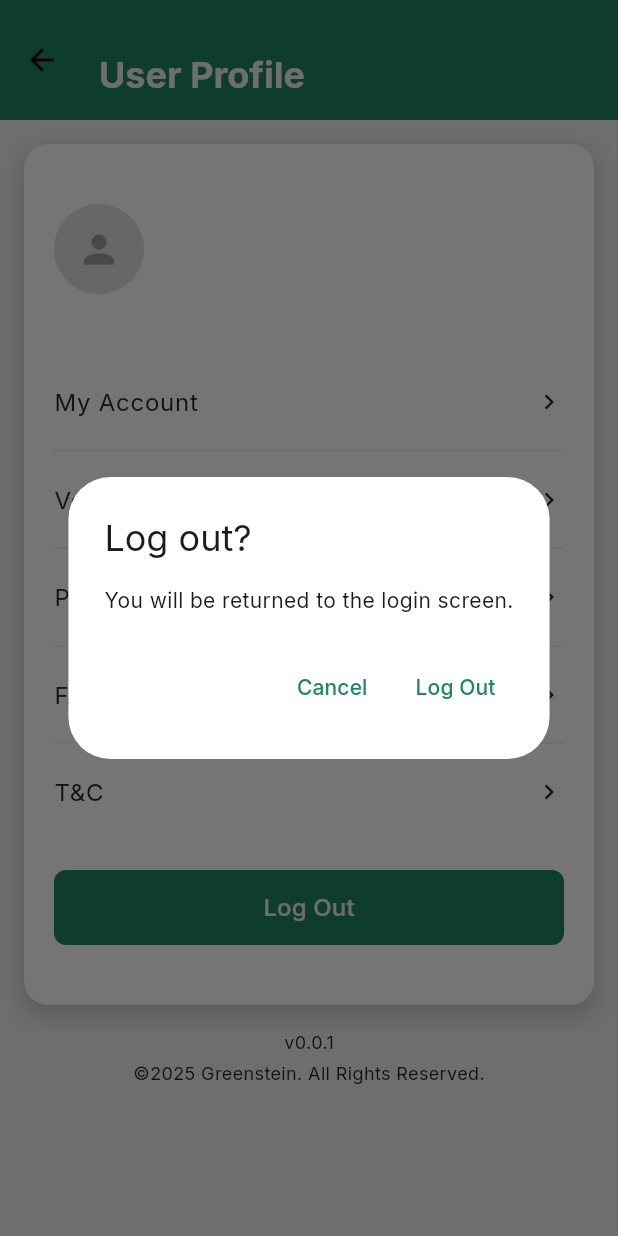
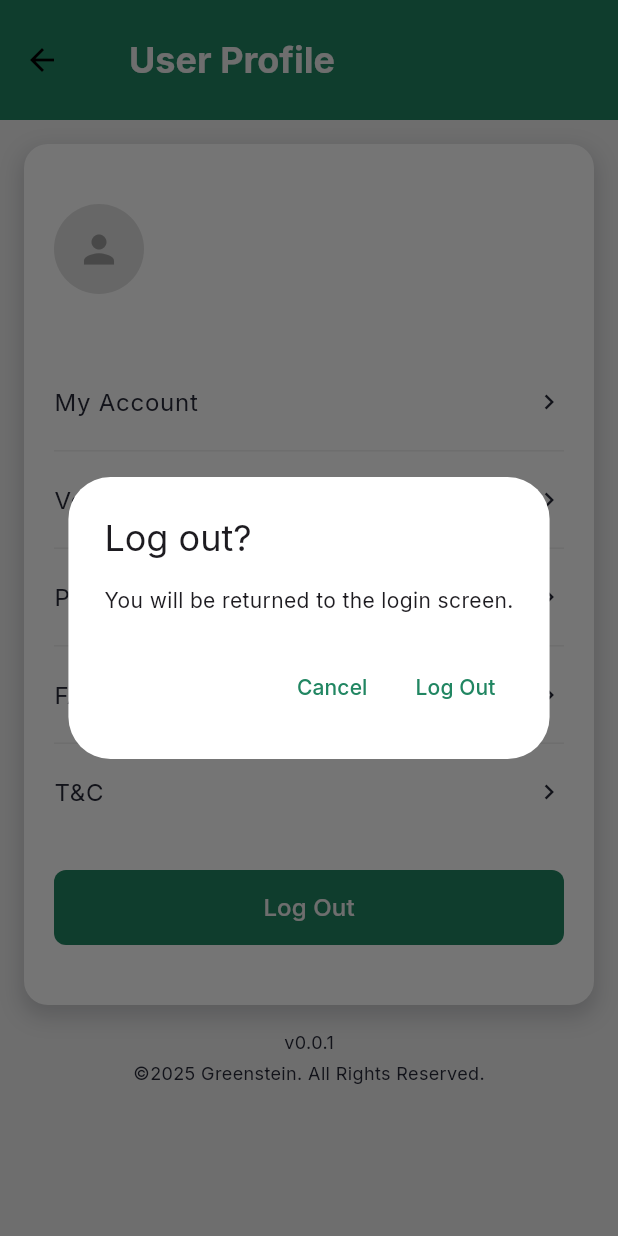
Before and after one commit to Bananacjc/mobile_app_assignment, a Flutter app: the ProfileView screen opened directly, after a tap on "Log Out", on a phone screen of 412 x 824 dp. Run offline on Flutter 3.47's test engine with Material 3 defaults, Android fonts, the phone set to English and light mode, and no system bars; our stand-ins replace cloud_firestore, dio, firebase_auth, firebase_core, flutter_dotenv, google_fonts and 4 more; missing offline and left inert: bcrypt, flutter_stripe; accounts and stored records are empty; generated files the repository leaves out were written again; network calls fail.

Commit message:
service_item.dart

```diff
--- a/lib/services/auth_service.dart
+++ b/lib/services/auth_service.dart
@@ -92,12 +92,14 @@ class AuthService {
     await _auth.signOut();
     await GoogleSignIn().signOut();
 
-        // Clear global user
+    // Clear global user
     GlobalUser.logout();
 
     // Clear saved credentials
     final prefs = await SharedPreferences.getInstance();
     await prefs.remove('saved_email');
     await prefs.remove('saved_password');
+    await prefs.setBool("rememberMe", false);
+
   }
 }
--- a/lib/view/login_view.dart
+++ b/lib/view/login_view.dart
@@ -34,14 +34,15 @@ class _LoginViewState extends State<LoginView> {
     final prefs = await SharedPreferences.getInstance();
     final savedEmail = prefs.getString('saved_email');
     final savedPassword = prefs.getString('saved_password');
+    final rememberMe = prefs.getBool("rememberMe");
 
-    if (savedEmail == null || savedPassword == null) {
+    if (rememberMe! || savedEmail != null || savedPassword != null) {
       // ❌ No remember me → force logout
       await FirebaseAuth.instance.signOut();
     } else {
       // ✅ Remember me checked → pre-fill fields
-      _emailController.text = savedEmail;
-      _passwordController.text = savedPassword;
+      _emailController.text = savedEmail!;
+      _passwordController.text = savedPassword!;
       _rememberMe = true;
       await _loginWithEmail();
     }
@@ -112,9 +113,11 @@ class _LoginViewState extends State<LoginView> {
         if (_rememberMe) {
           await prefs.setString('saved_email', email);
           await prefs.setString('saved_password', password);
+          await prefs.setBool("rememberMe", true);
         } else {
           await prefs.remove('saved_email');
           await prefs.remove('saved_password');
+          await prefs.setBool("rememberMe", false);
         }
 
         Navigator.of(context).pushAndRemoveUntil(
--- a/lib/view/profile_view.dart
+++ b/lib/view/profile_view.dart
@@ -1,13 +1,16 @@
+import 'dart:io';
 import 'package:flutter/material.dart';
+import 'package:mobile_app_assignment/view/vehicle_view.dart';
+import 'package:provider/provider.dart';
 import 'package:shared_preferences/shared_preferences.dart';
-import 'package:provider/provider.dart';
 
 import '../model/global_user.dart';
 import '../services/auth_service.dart';
 import '../view/login_view.dart';
 import '../core/theme/app_colors.dart';
-import '../view/vehicle_view.dart';
 import '../provider/navigation_provider.dart';
+import 'account_view.dart';
+import '../services/sqlite_service.dart';
 
 class ProfileView extends StatefulWidget {
   const ProfileView({super.key});
@@ -19,6 +22,9 @@ class ProfileView extends StatefulWidget {
 class _ProfileViewState extends State<ProfileView> {
   String _name = "Loading...";
   String _email = "Loading...";
+  File? _profileImage;
+
+  final SQLiteService _sqliteService = SQLiteService();
 
   @override
   void initState() {
@@ -27,10 +33,29 @@ class _ProfileViewState extends State<ProfileView> {
   }
 
   Future<void> _loadUserData() async {
-    setState(() {
-      _name = "${GlobalUser.user?.displayName ?? 'Guest'}";
-      _email = "${GlobalUser.user?.email ?? 'No Email'}";
-    });
+    final user = GlobalUser.user;
+    final _auth = AuthService();
+    if (user != null) {
+      // Ensure row exists in SQLite
+      await _sqliteService.insertUserIfNotExists(user.uid, user.email ?? '');
+
+      setState(() {
+        _name = user.displayName ?? "Guest";
+        _email = user.email ?? "No Email";
+      });
+
+      // Load profile picture from SQLite
+      final dbUser = await _sqliteService.getUserById(user.uid);
+      if (dbUser != null && dbUser['profile_picture'] != null) {
+        setState(() {
+          _profileImage = File(dbUser['profile_picture']);
+        });
+      } else {
+        setState(() {
+          _profileImage = null;
+        });
+      }
+    }
   }
 
   @override
@@ -47,8 +72,9 @@ class _ProfileViewState extends State<ProfileView> {
           backgroundColor: AppColor.primaryGreen,
           toolbarHeight: 80,
           titleSpacing: 0,
+          leadingWidth: 56,
           title: const Padding(
-            padding: EdgeInsets.only(left: 10, top: 20),
+            padding: EdgeInsets.only(left: 30),
             child: Text(
               "User Profile",
               style: TextStyle(
@@ -82,7 +108,7 @@ class _ProfileViewState extends State<ProfileView> {
               child: Column(
                 crossAxisAlignment: CrossAxisAlignment.stretch,
                 children: [
-                  // Header
+                  // Header with profile picture
                   Padding(
                     padding: const EdgeInsets.all(20.0),
                     child: Row(
@@ -93,12 +119,20 @@ class _ProfileViewState extends State<ProfileView> {
                           decoration: BoxDecoration(
                             borderRadius: BorderRadius.circular(30),
                             color: Colors.grey[300],
+                            image: _profileImage != null
+                                ? DecorationImage(
+                                    image: FileImage(_profileImage!),
+                                    fit: BoxFit.cover,
+                                  )
+                                : null,
                           ),
-                          child: const Icon(
-                            Icons.person,
-                            size: 30,
-                            color: Colors.grey,
-                          ),
+                          child: _profileImage == null
+                              ? const Icon(
+                                  Icons.person,
+                                  size: 30,
+                                  color: Colors.grey,
+                                )
+                              : null,
                         ),
                         const SizedBox(width: 15),
                         Expanded(
@@ -130,7 +164,13 @@ class _ProfileViewState extends State<ProfileView> {
 
                   const SizedBox(height: 20),
 
-                  _buildMenuItem('My Account', Icons.chevron_right),
+                  _buildMenuItem(
+                    'My Account',
+                    Icons.chevron_right,
+                    onTap: () {
+                      navigationProvider.showFullPageContent(AccountView());
+                    },
+                  ),
                   _buildDivider(),
 
                   // VEHICLE —> open full-page VehicleView
@@ -180,22 +220,16 @@ class _ProfileViewState extends State<ProfileView> {
                           if (confirm != true) return;
 
                           try {
+                            // Sign out from Firebase
                             await AuthService().signOut();
 
-                            // Clear saved credentials
-                            final prefs = await SharedPreferences.getInstance();
-                            await prefs.remove('saved_email');
-                            await prefs.remove('saved_password');
-
                             if (!context.mounted) return;
-                            Navigator.of(context).pushAndRemoveUntil(
-                              MaterialPageRoute(
-                                builder: (_) => const LoginView(),
-                              ),
-                                  (route) => false,
+                            Navigator.pushReplacement(
+                              context,
+                              MaterialPageRoute(builder: (_) => LoginView()),
                             );
                           } catch (e) {
-                            if (!context.mounted) return;
+                            if (!mounted) return;
                             ScaffoldMessenger.of(context).showSnackBar(
                               SnackBar(content: Text('Logout failed: $e')),
                             );
@@ -219,7 +253,6 @@ class _ProfileViewState extends State<ProfileView> {
                       ),
                     ),
                   ),
-
                 ],
               ),
             ),
@@ -252,7 +285,6 @@ class _ProfileViewState extends State<ProfileView> {
     );
   }
 
-  // let this take an optional onTap
   Widget _buildMenuItem(
     String title,
     IconData trailingIcon, {
```
